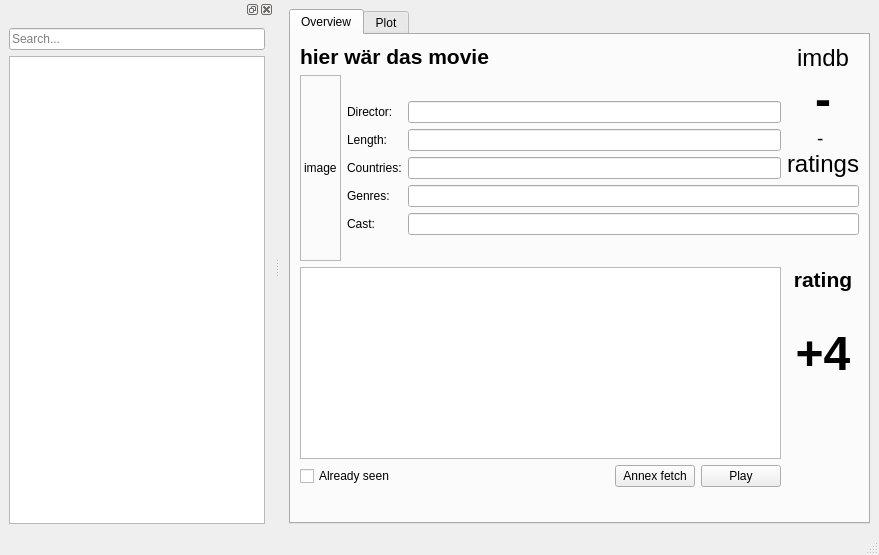
Old version of the form playground/qtgui.ui in the repository bordstein/hamster.
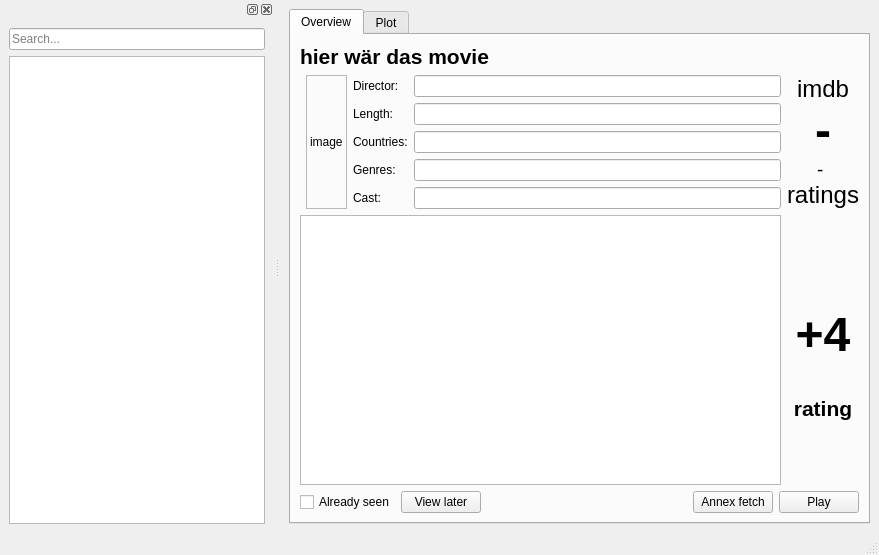
New version of the form. Icons and pictures are not drawn.

Commit message: better layout resizing

```diff
--- a/playground/qtgui.ui
+++ b/playground/qtgui.ui
@@ -25,8 +25,14 @@
         <string>Overview</string>
        </attribute>
        <layout class="QGridLayout" name="gridLayout">
-        <item row="0" column="0" colspan="3">
+        <item row="0" column="0" colspan="5">
          <widget class="QLabel" name="l_title">
+          <property name="sizePolicy">
+           <sizepolicy hsizetype="Preferred" vsizetype="Fixed">
+            <horstretch>0</horstretch>
+            <verstretch>0</verstretch>
+           </sizepolicy>
+          </property>
           <property name="text">
            <string>&lt;!DOCTYPE HTML PUBLIC &quot;-//W3C//DTD HTML 4.0//EN&quot; &quot;http://www.w3.org/TR/REC-html40/strict.dtd&quot;&gt;
 &lt;html&gt;&lt;head&gt;&lt;meta name=&quot;qrichtext&quot; content=&quot;1&quot; /&gt;&lt;style type=&quot;text/css&quot;&gt;
@@ -39,204 +45,80 @@
           </property>
          </widget>
         </item>
-        <item row="8" column="0" rowspan="2" colspan="3">
+        <item row="8" column="0" rowspan="2" colspan="4">
          <widget class="QTextBrowser" name="l_plot_short"/>
         </item>
-        <item row="1" column="0" rowspan="7">
-         <widget class="QLabel" name="l_img">
-          <property name="maximumSize">
-           <size>
-            <width>16777215</width>
-            <height>16777215</height>
-           </size>
-          </property>
-          <property name="frameShape">
-           <enum>QFrame::StyledPanel</enum>
-          </property>
-          <property name="text">
-           <string>image</string>
-          </property>
-          <property name="scaledContents">
-           <bool>false</bool>
-          </property>
-          <property name="margin">
-           <number>4</number>
-          </property>
-         </widget>
-        </item>
-        <item row="6" column="1">
+        <item row="6" column="2">
          <widget class="QLabel" name="label_3">
           <property name="text">
            <string>Cast:</string>
           </property>
          </widget>
         </item>
-        <item row="6" column="2" colspan="2">
+        <item row="6" column="3">
          <widget class="QLineEdit" name="l_cast">
           <property name="readOnly">
            <bool>true</bool>
           </property>
          </widget>
         </item>
-        <item row="5" column="1">
+        <item row="5" column="2">
          <widget class="QLabel" name="label_4">
           <property name="text">
            <string>Genres:</string>
           </property>
          </widget>
         </item>
-        <item row="5" column="2" colspan="2">
+        <item row="5" column="3">
          <widget class="QLineEdit" name="l_genres">
           <property name="readOnly">
            <bool>true</bool>
           </property>
          </widget>
         </item>
-        <item row="2" column="2">
+        <item row="2" column="3">
          <widget class="QLineEdit" name="l_director">
           <property name="readOnly">
            <bool>true</bool>
           </property>
          </widget>
         </item>
-        <item row="2" column="1">
+        <item row="2" column="2">
          <widget class="QLabel" name="label">
           <property name="text">
            <string>Director:</string>
           </property>
          </widget>
         </item>
-        <item row="4" column="2">
+        <item row="4" column="3">
          <widget class="QLineEdit" name="l_countries">
           <property name="readOnly">
            <bool>true</bool>
           </property>
          </widget>
         </item>
-        <item row="4" column="1">
+        <item row="4" column="2">
          <widget class="QLabel" name="label_2">
           <property name="text">
            <string>Countries:</string>
           </property>
          </widget>
         </item>
-        <item row="0" column="3" rowspan="5">
-         <widget class="QLabel" name="l_rating">
-          <property name="frameShape">
-           <enum>QFrame::NoFrame</enum>
-          </property>
-          <property name="frameShadow">
-           <enum>QFrame::Plain</enum>
-          </property>
-          <property name="text">
-           <string>&lt;!DOCTYPE HTML PUBLIC &quot;-//W3C//DTD HTML 4.0//EN&quot; &quot;http://www.w3.org/TR/REC-html40/strict.dtd&quot;&gt;
-&lt;html&gt;&lt;head&gt;&lt;meta name=&quot;qrichtext&quot; content=&quot;1&quot; /&gt;&lt;style type=&quot;text/css&quot;&gt;
-p, li { white-space: pre-wrap; }
-&lt;/style&gt;&lt;/head&gt;&lt;body style=&quot; font-family:'Ubuntu'; font-size:14pt; font-weight:400; font-style:normal;&quot;&gt;
-&lt;p align=&quot;center&quot; style=&quot; margin-top:0px; margin-bottom:0px; margin-left:0px; margin-right:0px; -qt-block-indent:0; text-indent:0px;&quot;&gt;&lt;span style=&quot; font-size:18pt;&quot;&gt;imdb&lt;/span&gt;&lt;/p&gt;
-&lt;p align=&quot;center&quot; style=&quot; margin-top:0px; margin-bottom:0px; margin-left:0px; margin-right:0px; -qt-block-indent:0; text-indent:0px;&quot;&gt;&lt;span style=&quot; font-size:36pt; font-weight:600;&quot;&gt;-&lt;/span&gt;&lt;/p&gt;
-&lt;p align=&quot;center&quot; style=&quot; margin-top:0px; margin-bottom:0px; margin-left:0px; margin-right:0px; -qt-block-indent:0; text-indent:0px;&quot;&gt;- &lt;/p&gt;
-&lt;p align=&quot;center&quot; style=&quot; margin-top:0px; margin-bottom:0px; margin-left:0px; margin-right:0px; -qt-block-indent:0; text-indent:0px;&quot;&gt;&lt;span style=&quot; font-size:18pt;&quot;&gt;ratings&lt;/span&gt;&lt;/p&gt;&lt;/body&gt;&lt;/html&gt;</string>
-          </property>
-          <property name="margin">
-           <number>3</number>
-          </property>
-         </widget>
-        </item>
-        <item row="3" column="2">
+        <item row="3" column="3">
          <widget class="QLineEdit" name="l_runtime">
           <property name="readOnly">
            <bool>true</bool>
           </property>
          </widget>
         </item>
-        <item row="3" column="1">
+        <item row="3" column="2">
          <widget class="QLabel" name="label_7">
           <property name="text">
            <string>Length:</string>
           </property>
          </widget>
         </item>
-        <item row="8" column="3" rowspan="4">
-         <layout class="QVBoxLayout" name="verticalLayout">
-          <item>
-           <widget class="QLabel" name="label_5">
-            <property name="text">
-             <string>&lt;!DOCTYPE HTML PUBLIC &quot;-//W3C//DTD HTML 4.0//EN&quot; &quot;http://www.w3.org/TR/REC-html40/strict.dtd&quot;&gt;
-&lt;html&gt;&lt;head&gt;&lt;meta name=&quot;qrichtext&quot; content=&quot;1&quot; /&gt;&lt;style type=&quot;text/css&quot;&gt;
-p, li { white-space: pre-wrap; }
-&lt;/style&gt;&lt;/head&gt;&lt;body style=&quot; font-family:'Ubuntu'; font-size:14pt; font-weight:400; font-style:normal;&quot;&gt;
-&lt;p align=&quot;center&quot; style=&quot; margin-top:0px; margin-bottom:0px; margin-left:0px; margin-right:0px; -qt-block-indent:0; text-indent:0px;&quot;&gt;&lt;span style=&quot; font-size:16pt; font-weight:600;&quot;&gt;rating&lt;/span&gt;&lt;/p&gt;&lt;/body&gt;&lt;/html&gt;</string>
-            </property>
-           </widget>
-          </item>
-          <item>
-           <widget class="QPushButton" name="pushButton">
-            <property name="text">
-             <string/>
-            </property>
-            <property name="icon">
-             <iconset>
-              <normaloff>../../../../../usr/share/icons/oxygen/32x32/actions/draw-triangle3.png</normaloff>../../../../../usr/share/icons/oxygen/32x32/actions/draw-triangle3.png</iconset>
-            </property>
-            <property name="iconSize">
-             <size>
-              <width>32</width>
-              <height>32</height>
-             </size>
-            </property>
-            <property name="flat">
-             <bool>true</bool>
-            </property>
-           </widget>
-          </item>
-          <item>
-           <widget class="QLabel" name="label_6">
-            <property name="text">
-             <string>&lt;!DOCTYPE HTML PUBLIC &quot;-//W3C//DTD HTML 4.0//EN&quot; &quot;http://www.w3.org/TR/REC-html40/strict.dtd&quot;&gt;
-&lt;html&gt;&lt;head&gt;&lt;meta name=&quot;qrichtext&quot; content=&quot;1&quot; /&gt;&lt;style type=&quot;text/css&quot;&gt;
-p, li { white-space: pre-wrap; }
-&lt;/style&gt;&lt;/head&gt;&lt;body style=&quot; font-family:'Ubuntu'; font-size:14pt; font-weight:400; font-style:normal;&quot;&gt;
-&lt;p align=&quot;center&quot; style=&quot; margin-top:0px; margin-bottom:0px; margin-left:0px; margin-right:0px; -qt-block-indent:0; text-indent:0px;&quot;&gt;&lt;span style=&quot; font-size:36pt; font-weight:600;&quot;&gt;+4&lt;/span&gt;&lt;/p&gt;&lt;/body&gt;&lt;/html&gt;</string>
-            </property>
-           </widget>
-          </item>
-          <item>
-           <widget class="QPushButton" name="pushButton_2">
-            <property name="text">
-             <string/>
-            </property>
-            <property name="icon">
-             <iconset>
-              <normaloff>../../../../../usr/share/icons/oxygen/32x32/actions/draw-triangle4.png</normaloff>../../../../../usr/share/icons/oxygen/32x32/actions/draw-triangle4.png</iconset>
-            </property>
-            <property name="iconSize">
-             <size>
-              <width>32</width>
-              <height>32</height>
-             </size>
-            </property>
-            <property name="flat">
-             <bool>true</bool>
-            </property>
-           </widget>
-          </item>
-          <item>
-           <spacer name="verticalSpacer">
-            <property name="orientation">
-             <enum>Qt::Vertical</enum>
-            </property>
-            <property name="sizeHint" stdset="0">
-             <size>
-              <width>20</width>
-              <height>40</height>
-             </size>
-            </property>
-           </spacer>
-          </item>
-         </layout>
-        </item>
-        <item row="10" column="0" colspan="3">
+        <item row="10" column="0" colspan="5">
          <layout class="QHBoxLayout" name="horizontalLayout_3">
           <item>
            <widget class="QCheckBox" name="checkBox">
@@ -245,6 +127,13 @@
             </property>
            </widget>
           </item>
+          <item>
+           <widget class="QPushButton" name="pushButton_5">
+            <property name="text">
+             <string>View later</string>
+            </property>
+           </widget>
+          </item>
           <item>
            <spacer name="horizontalSpacer">
             <property name="orientation">
@@ -274,6 +163,143 @@
           </item>
          </layout>
         </item>
+        <item row="8" column="4" rowspan="2">
+         <layout class="QVBoxLayout" name="verticalLayout">
+          <item>
+           <spacer name="verticalSpacer_2">
+            <property name="orientation">
+             <enum>Qt::Vertical</enum>
+            </property>
+            <property name="sizeHint" stdset="0">
+             <size>
+              <width>20</width>
+              <height>40</height>
+             </size>
+            </property>
+           </spacer>
+          </item>
+          <item>
+           <widget class="QPushButton" name="pushButton">
+            <property name="text">
+             <string/>
+            </property>
+            <property name="icon">
+             <iconset>
+              <normaloff>../../../../../usr/share/icons/oxygen/32x32/actions/draw-triangle3.png</normaloff>../../../../../usr/share/icons/oxygen/32x32/actions/draw-triangle3.png</iconset>
+            </property>
+            <property name="iconSize">
+             <size>
+              <width>32</width>
+              <height>32</height>
+             </size>
+            </property>
+            <property name="flat">
+             <bool>true</bool>
+            </property>
+           </widget>
+          </item>
+          <item>
+           <widget class="QLabel" name="label_6">
+            <property name="text">
+             <string>&lt;!DOCTYPE HTML PUBLIC &quot;-//W3C//DTD HTML 4.0//EN&quot; &quot;http://www.w3.org/TR/REC-html40/strict.dtd&quot;&gt;
+&lt;html&gt;&lt;head&gt;&lt;meta name=&quot;qrichtext&quot; content=&quot;1&quot; /&gt;&lt;style type=&quot;text/css&quot;&gt;
+p, li { white-space: pre-wrap; }
+&lt;/style&gt;&lt;/head&gt;&lt;body style=&quot; font-family:'Ubuntu'; font-size:14pt; font-weight:400; font-style:normal;&quot;&gt;
+&lt;p align=&quot;center&quot; style=&quot; margin-top:0px; margin-bottom:0px; margin-left:0px; margin-right:0px; -qt-block-indent:0; text-indent:0px;&quot;&gt;&lt;span style=&quot; font-size:36pt; font-weight:600;&quot;&gt;+4&lt;/span&gt;&lt;/p&gt;&lt;/body&gt;&lt;/html&gt;</string>
+            </property>
+           </widget>
+          </item>
+          <item>
+           <widget class="QPushButton" name="pushButton_2">
+            <property name="text">
+             <string/>
+            </property>
+            <property name="icon">
+             <iconset>
+              <normaloff>../../../../../usr/share/icons/oxygen/32x32/actions/draw-triangle4.png</normaloff>../../../../../usr/share/icons/oxygen/32x32/actions/draw-triangle4.png</iconset>
+            </property>
+            <property name="iconSize">
+             <size>
+              <width>32</width>
+              <height>32</height>
+             </size>
+            </property>
+            <property name="flat">
+             <bool>true</bool>
+            </property>
+           </widget>
+          </item>
+          <item>
+           <widget class="QLabel" name="label_5">
+            <property name="text">
+             <string>&lt;!DOCTYPE HTML PUBLIC &quot;-//W3C//DTD HTML 4.0//EN&quot; &quot;http://www.w3.org/TR/REC-html40/strict.dtd&quot;&gt;
+&lt;html&gt;&lt;head&gt;&lt;meta name=&quot;qrichtext&quot; content=&quot;1&quot; /&gt;&lt;style type=&quot;text/css&quot;&gt;
+p, li { white-space: pre-wrap; }
+&lt;/style&gt;&lt;/head&gt;&lt;body style=&quot; font-family:'Ubuntu'; font-size:14pt; font-weight:400; font-style:normal;&quot;&gt;
+&lt;p align=&quot;center&quot; style=&quot; margin-top:0px; margin-bottom:0px; margin-left:0px; margin-right:0px; -qt-block-indent:0; text-indent:0px;&quot;&gt;&lt;span style=&quot; font-size:16pt; font-weight:600;&quot;&gt;rating&lt;/span&gt;&lt;/p&gt;&lt;/body&gt;&lt;/html&gt;</string>
+            </property>
+           </widget>
+          </item>
+          <item>
+           <spacer name="verticalSpacer">
+            <property name="orientation">
+             <enum>Qt::Vertical</enum>
+            </property>
+            <property name="sizeHint" stdset="0">
+             <size>
+              <width>20</width>
+              <height>40</height>
+             </size>
+            </property>
+           </spacer>
+          </item>
+         </layout>
+        </item>
+        <item row="2" column="4" rowspan="5">
+         <widget class="QLabel" name="l_rating">
+          <property name="frameShape">
+           <enum>QFrame::NoFrame</enum>
+          </property>
+          <property name="frameShadow">
+           <enum>QFrame::Plain</enum>
+          </property>
+          <property name="text">
+           <string>&lt;!DOCTYPE HTML PUBLIC &quot;-//W3C//DTD HTML 4.0//EN&quot; &quot;http://www.w3.org/TR/REC-html40/strict.dtd&quot;&gt;
+&lt;html&gt;&lt;head&gt;&lt;meta name=&quot;qrichtext&quot; content=&quot;1&quot; /&gt;&lt;style type=&quot;text/css&quot;&gt;
+p, li { white-space: pre-wrap; }
+&lt;/style&gt;&lt;/head&gt;&lt;body style=&quot; font-family:'Ubuntu'; font-size:14pt; font-weight:400; font-style:normal;&quot;&gt;
+&lt;p align=&quot;center&quot; style=&quot; margin-top:0px; margin-bottom:0px; margin-left:0px; margin-right:0px; -qt-block-indent:0; text-indent:0px;&quot;&gt;&lt;span style=&quot; font-size:18pt;&quot;&gt;imdb&lt;/span&gt;&lt;/p&gt;
+&lt;p align=&quot;center&quot; style=&quot; margin-top:0px; margin-bottom:0px; margin-left:0px; margin-right:0px; -qt-block-indent:0; text-indent:0px;&quot;&gt;&lt;span style=&quot; font-size:36pt; font-weight:600;&quot;&gt;-&lt;/span&gt;&lt;/p&gt;
+&lt;p align=&quot;center&quot; style=&quot; margin-top:0px; margin-bottom:0px; margin-left:0px; margin-right:0px; -qt-block-indent:0; text-indent:0px;&quot;&gt;- &lt;/p&gt;
+&lt;p align=&quot;center&quot; style=&quot; margin-top:0px; margin-bottom:0px; margin-left:0px; margin-right:0px; -qt-block-indent:0; text-indent:0px;&quot;&gt;&lt;span style=&quot; font-size:18pt;&quot;&gt;ratings&lt;/span&gt;&lt;/p&gt;&lt;/body&gt;&lt;/html&gt;</string>
+          </property>
+          <property name="margin">
+           <number>3</number>
+          </property>
+         </widget>
+        </item>
+        <item row="2" column="1" rowspan="5">
+         <widget class="QLabel" name="l_img">
+          <property name="maximumSize">
+           <size>
+            <width>16777215</width>
+            <height>16777215</height>
+           </size>
+          </property>
+          <property name="frameShape">
+           <enum>QFrame::StyledPanel</enum>
+          </property>
+          <property name="text">
+           <string>image</string>
+          </property>
+          <property name="scaledContents">
+           <bool>false</bool>
+          </property>
+          <property name="margin">
+           <number>4</number>
+          </property>
+         </widget>
+        </item>
        </layout>
       </widget>
       <widget class="QWidget" name="tab_2">
```
